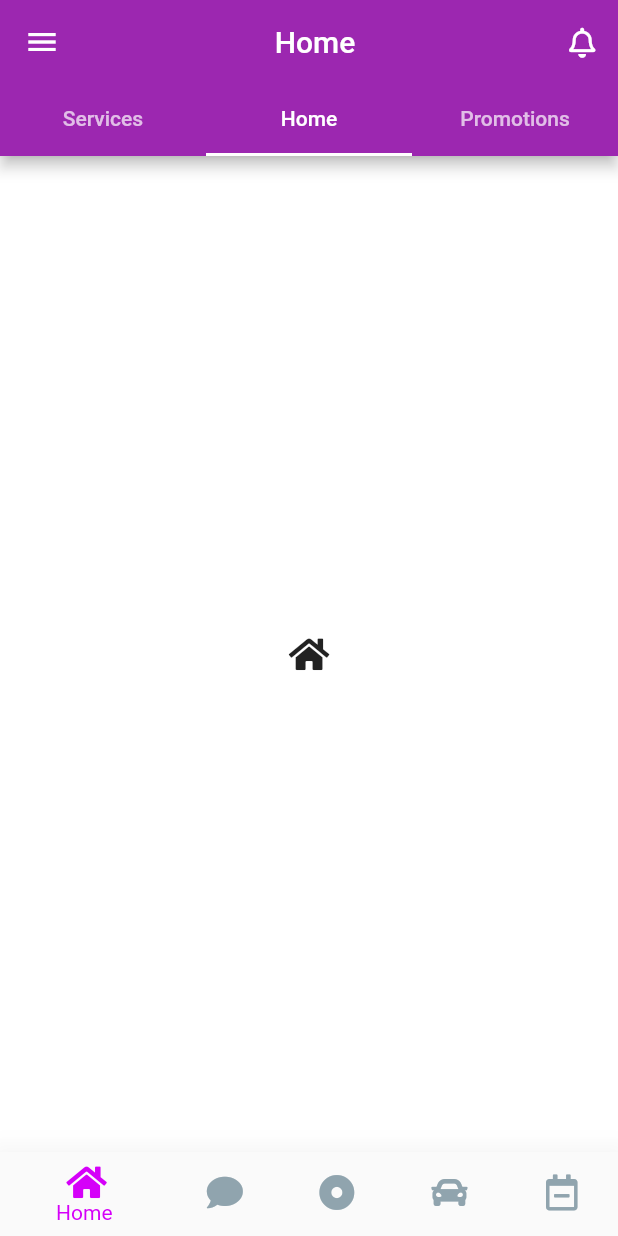
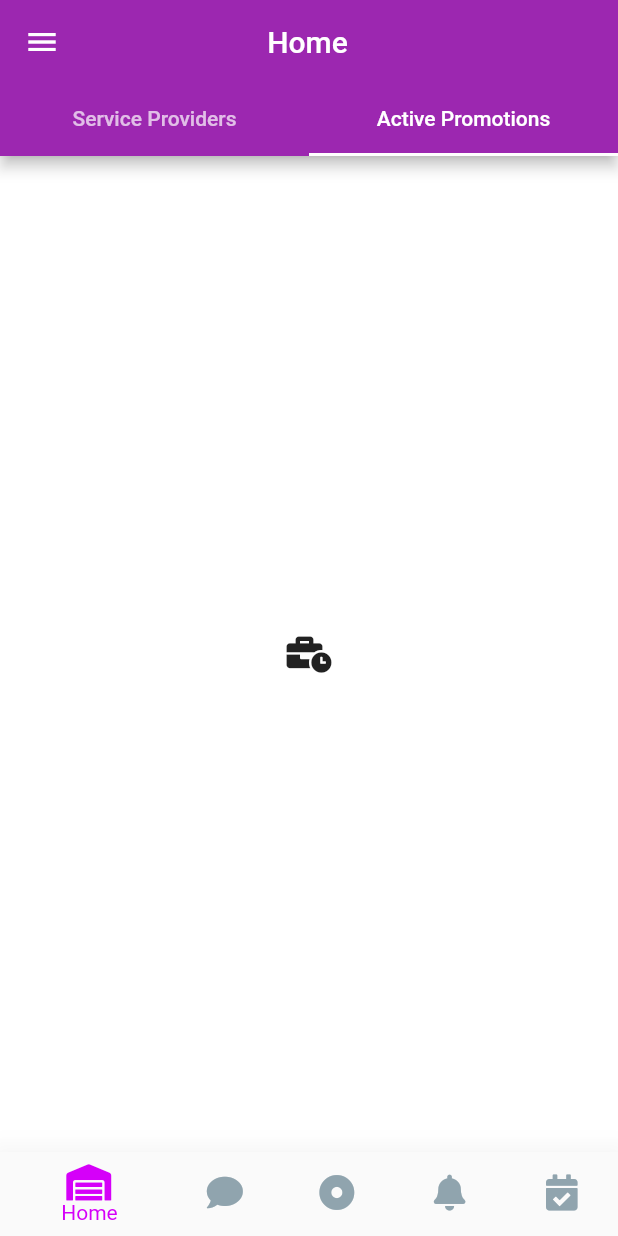
Before and after one commit to randularsw/iRYDE, a Flutter app: the screen it shows after launch, on a phone screen of 412 x 824 dp. Run offline on Flutter 3.47's test engine with Material 2 defaults, Android fonts, the phone set to English and light mode, and no system bars; our stand-ins replace font_awesome_flutter.

Commit message:
mobile app structure update V2

```diff
--- a/mobile/lib/components/bottomNavigationBar.dart
+++ b/mobile/lib/components/bottomNavigationBar.dart
@@ -3,7 +3,7 @@ import 'package:font_awesome_flutter/font_awesome_flutter.dart';
 import 'package:iryde/screens/homePage.dart';
 import 'package:iryde/screens/discussionForumHome.dart';
 import 'package:iryde/screens/emergencyHome.dart';
-import 'package:iryde/screens/vehiclesPage.dart';
+import 'package:iryde/screens/notificationPage.dart';
 import 'package:iryde/screens/bookingHomePage.dart';
 
 class MyBottomNavigationBar extends StatefulWidget {
@@ -17,7 +17,7 @@ class _MyBottomNavigationBarState extends State<MyBottomNavigationBar> {
     HomePage(),
     DiscussionForumHome(),
     EmergencyHome(),
-    VehiclesHome(),
+    NotificationPage(),
     BookingHome(),
   ];
 
@@ -39,24 +39,39 @@ class _MyBottomNavigationBarState extends State<MyBottomNavigationBar> {
         selectedItemColor: Colors.purpleAccent[400],
         items: [
           BottomNavigationBarItem(
-            icon: Icon(FontAwesomeIcons.home),
-            title: Text('Home'),
+            icon: Icon(FontAwesomeIcons.warehouse),
+            title: Padding(
+              padding: const EdgeInsets.only(top: 4.0),
+              child: Text('  Home',style: TextStyle(fontSize: 11.0),),
+            ),
           ),
           BottomNavigationBarItem(
             icon: Icon(FontAwesomeIcons.solidComment),
-            title: Text('Forum'),
+            title: Padding(
+              padding: const EdgeInsets.only(top: 4.0),
+              child: Text('Forum',style: TextStyle(fontSize: 11.0),),
+            ),
           ),
           BottomNavigationBarItem(
             icon: Icon(FontAwesomeIcons.solidDotCircle),
-            title: Text('Emergency'),
+            title: Padding(
+              padding: const EdgeInsets.only(top: 4.0),
+              child: Text('Emergency',style: TextStyle(fontSize: 11.0),),
+            ),
           ),
           BottomNavigationBarItem(
-            icon: Icon(FontAwesomeIcons.car),
-            title: Text('Vehicles'),
+            icon: Icon(FontAwesomeIcons.solidBell),
+            title: Padding(
+              padding: const EdgeInsets.only(top: 4.0),
+              child: Text('Notifications',style: TextStyle(fontSize: 11.0),),
+            ),
           ),
           BottomNavigationBarItem(
-            icon: Icon(FontAwesomeIcons.calendarMinus),
-            title: Text('Bookings'),
+            icon: Icon(FontAwesomeIcons.solidCalendarCheck,),
+            title: Padding(
+              padding: const EdgeInsets.only(top: 4.0),
+              child: Text('Bookings',style: TextStyle(fontSize: 11.0),),
+            ),
           ),
         ],
       ),
--- a/mobile/lib/components/snackMessage.dart
+++ b/mobile/lib/components/snackMessage.dart
@@ -1,5 +1,4 @@
 import 'package:flutter/material.dart';
-import 'package:font_awesome_flutter/font_awesome_flutter.dart';
 
 class SnackMessage extends StatelessWidget {
   SnackMessage({@required this.text});
--- a/mobile/lib/screens/homePage.dart
+++ b/mobile/lib/screens/homePage.dart
@@ -14,35 +14,39 @@ class _HomePageState extends State<HomePage> {
   @override
   Widget build(BuildContext context) {
     return DefaultTabController(
-      length: 3,
+      length: 2,
       initialIndex: 1,
       child: Scaffold(
         appBar: AppBar(
-            bottom: TabBar(
-              tabs: [
-                Tab(text: 'Services'),
-                Tab(text: 'Home'),
-                Tab(text: 'Promotions'),
-              ],
-            ),
-            title: Center(child: Text('Home')),
-            actions: <Widget>[
-              IconButton(
-                //alignment: Alignment.centerLeft,
-                //padding: EdgeInsets.only(right: 10.0),
-                splashColor: Colors.white12,
-                icon: Icon(
-                  FontAwesomeIcons.bell,
-                  size: 20.0,
-                ),
-                onPressed: () {
-                  // Navigate to notifications
-                  Navigator.pushNamed(context, NotificationPage.id);
-                },
-              ),
-            ]),
+          bottom: TabBar(
+            tabs: [
+              Tab(text: 'Service Providers'),
+              Tab(text: 'Active Promotions'),
+            ],
+          ),
+          title: Center(
+              child: Container(
+            child: Text('Home'),
+            margin: EdgeInsets.only(right: 58.0),
+          )),
+
+          // actions: <Widget>[
+          //   IconButton(
+          //     //alignment: Alignment.centerLeft,
+          //     //padding: EdgeInsets.only(right: 10.0),
+          //     splashColor: Colors.white12,
+          //     icon: Icon(
+          //       FontAwesomeIcons.bell,
+          //       size: 20.0,
+          //     ),
+          //     onPressed: () {
+          //       // Navigate to notifications
+          //       Navigator.pushNamed(context, NotificationPage.id);
+          //     },
+          //   ),
+          // ]),
+        ),
         body: TabBarView(children: [
-          Icon(FontAwesomeIcons.bus),
           Icon(FontAwesomeIcons.home),
           Icon(FontAwesomeIcons.businessTime),
         ]),
```
Also changed, not shown: mobile/lib/components/appBar.dart (added, +47 -0 lines), mobile/lib/components/drawer.dart (+8 -14 lines), mobile/lib/screens/aboutUs.dart (+17 -17 lines), mobile/lib/screens/bookingHomePage.dart (+23 -20 lines), mobile/lib/screens/discussionForumHome.dart (+21 -16 lines), mobile/lib/screens/emergencyHome.dart (+17 -16 lines), mobile/lib/screens/notificationPage.dart (+53 -40 lines), mobile/lib/screens/profilePage.dart (+16 -16 lines), mobile/lib/screens/settingsBasic.dart (+17 -17 lines), mobile/lib/screens/vehiclesPage.dart (+17 -17 lines).
